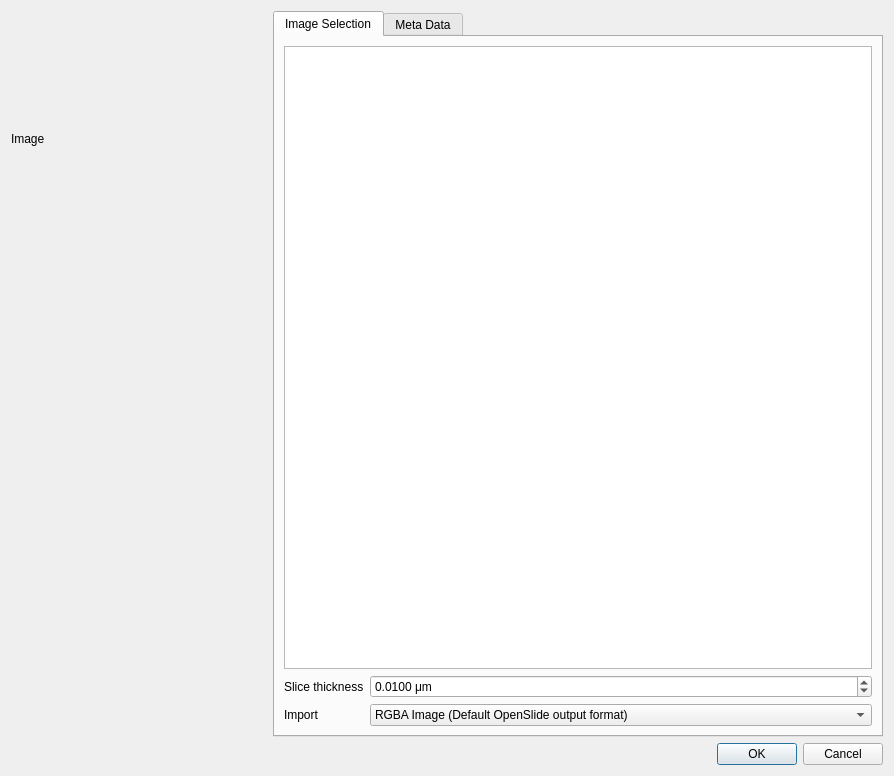
m2aia/m2aia, file Plugins/org.mitk.gui.qt.m2.Data/src/internal/m2OpenSlideImageIOHelperDialog.ui: the form before one commit.
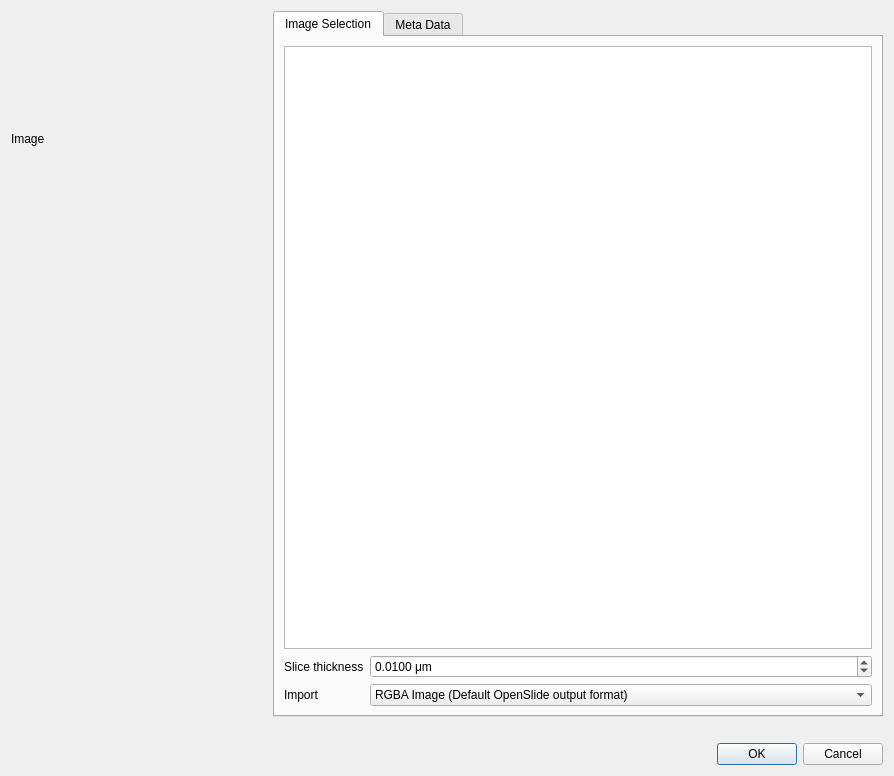
The form after the commit.

Commit message: handling images greater than GL_MAX_TEXTURE_SIZE

The edit to the form file:
```diff
--- a/Plugins/org.mitk.gui.qt.m2.Data/src/internal/m2OpenSlideImageIOHelperDialog.ui
+++ b/Plugins/org.mitk.gui.qt.m2.Data/src/internal/m2OpenSlideImageIOHelperDialog.ui
@@ -167,6 +167,19 @@
      </item>
     </layout>
    </item>
+   <item>
+    <widget class="QLabel" name="warningLabel">
+     <property name="styleSheet">
+      <string notr="true">color: rgb(237, 51, 59)</string>
+     </property>
+     <property name="text">
+      <string/>
+     </property>
+     <property name="alignment">
+      <set>Qt::AlignRight|Qt::AlignTrailing|Qt::AlignVCenter</set>
+     </property>
+    </widget>
+   </item>
    <item>
     <widget class="QDialogButtonBox" name="buttonBox">
      <property name="orientation">
```
The commit also changes 2 other files.
